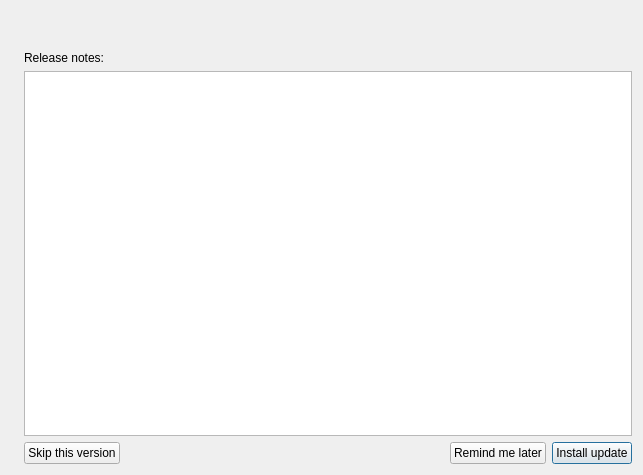
Before: the Qt Designer form src/updatedialog.ui in davidsansome/qtsparkle, drawn with Qt 5.
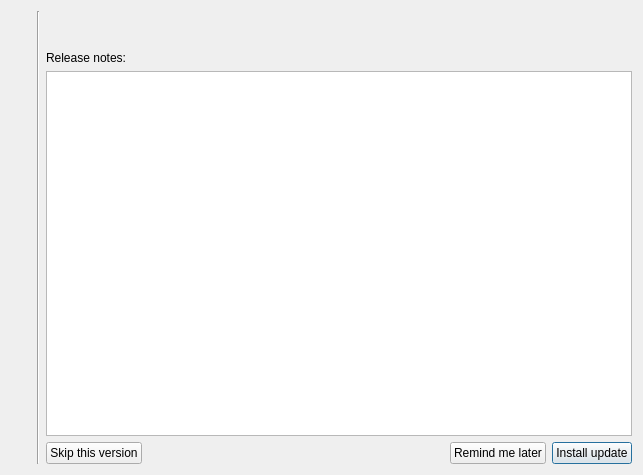
After: the same form once the commit is applied.

Commit message: Move the icon to the top, fix the permission buttons

```diff
--- a/src/updatedialog.ui
+++ b/src/updatedialog.ui
@@ -15,7 +15,31 @@
   </property>
   <layout class="QHBoxLayout" name="horizontalLayout_2">
    <item>
-    <widget class="QLabel" name="icon"/>
+    <layout class="QVBoxLayout" name="verticalLayout_2">
+     <item>
+      <widget class="QLabel" name="icon"/>
+     </item>
+     <item>
+      <spacer name="verticalSpacer">
+       <property name="orientation">
+        <enum>Qt::Vertical</enum>
+       </property>
+       <property name="sizeHint" stdset="0">
+        <size>
+         <width>20</width>
+         <height>40</height>
+        </size>
+       </property>
+      </spacer>
+     </item>
+    </layout>
+   </item>
+   <item>
+    <widget class="Line" name="line">
+     <property name="orientation">
+      <enum>Qt::Vertical</enum>
+     </property>
+    </widget>
    </item>
    <item>
     <layout class="QVBoxLayout" name="verticalLayout">
```
The commit also changes 1 other file.
